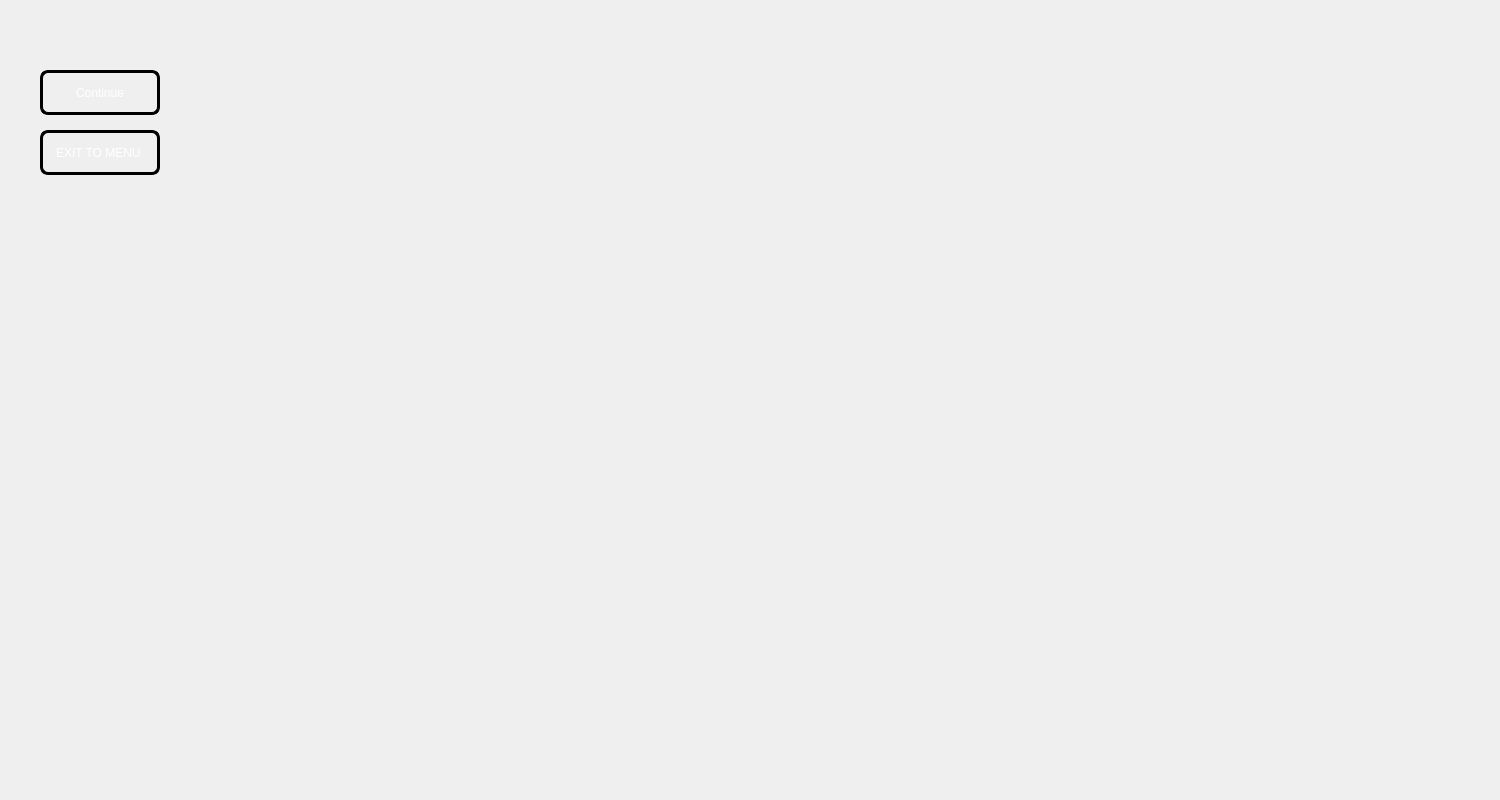
First picture: the form in game.ui, repository BerkeKbskl/BattleSim, before the edit.
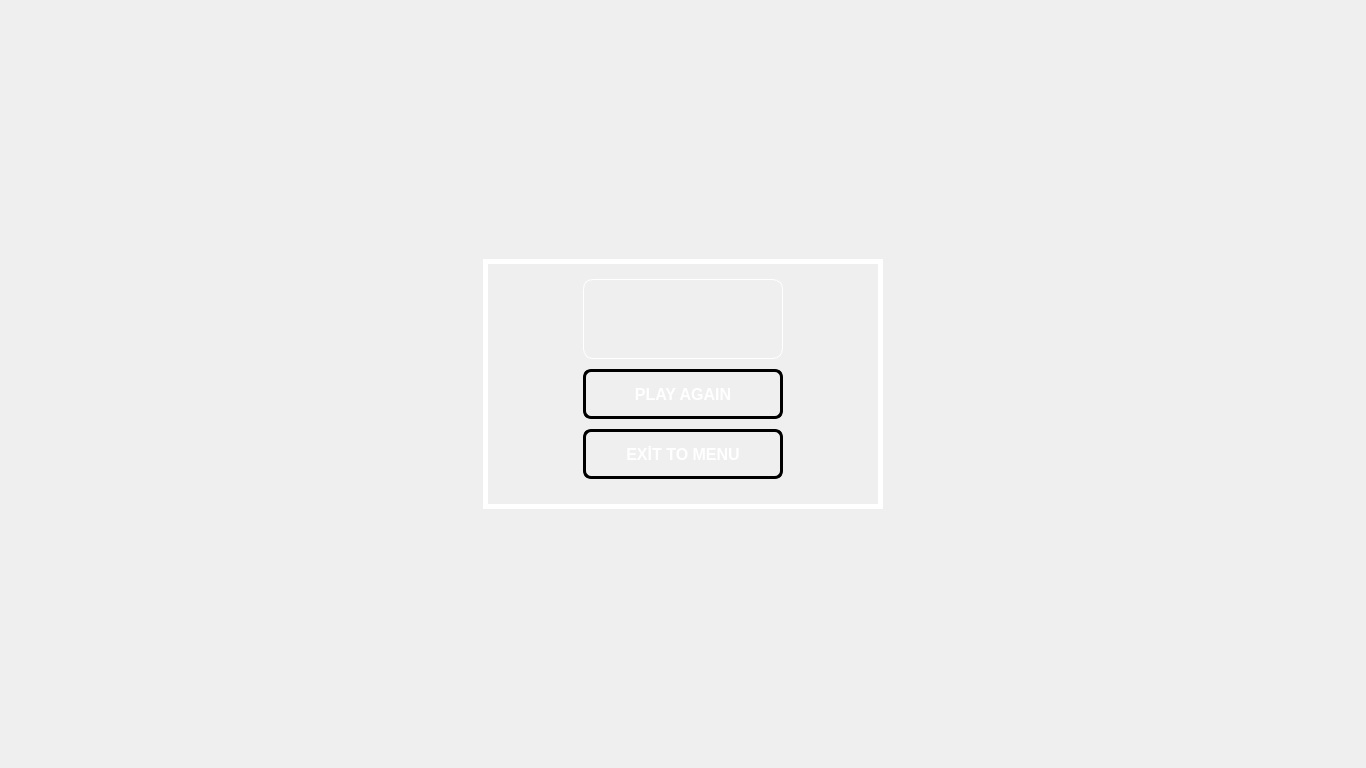
Second picture: the form after the edit. Icons and pictures are not drawn.

Commit message: modified: game.*(result menu added) gamemenu.*(some design fix) deleted: resultwidget.*

Diff of the .ui file:
```diff
--- a/game.ui
+++ b/game.ui
@@ -6,24 +6,27 @@
    <rect>
     <x>0</x>
     <y>0</y>
-    <width>1500</width>
-    <height>800</height>
+    <width>1366</width>
+    <height>768</height>
    </rect>
   </property>
   <property name="windowTitle">
    <string>Form</string>
   </property>
-  <widget class="QWidget" name="pauseMenu" native="true">
+  <widget class="QStackedWidget" name="gameW">
+   <property name="enabled">
+    <bool>true</bool>
+   </property>
    <property name="geometry">
     <rect>
      <x>0</x>
      <y>0</y>
-     <width>400</width>
-     <height>800</height>
+     <width>1366</width>
+     <height>768</height>
     </rect>
    </property>
    <property name="styleSheet">
-    <string notr="true">#pauseMenu{border-image: url(:/images/images/pause.jpg);}
+    <string notr="true">
 QPushButton:!pressed{background: qlineargradient(x1:0, y1:0, x2:0, y2:1,
     stop:0 rgb(100,100,100), stop:1 rgb(255,255,255));
 color: #ffffff;
@@ -39,31 +42,779 @@
 }
 </string>
    </property>
-   <widget class="QPushButton" name="pushButton">
-    <property name="geometry">
-     <rect>
-      <x>40</x>
-      <y>70</y>
-      <width>120</width>
-      <height>45</height>
-     </rect>
+   <property name="currentIndex">
+    <number>1</number>
+   </property>
+   <widget class="QWidget" name="pauseMenu">
+    <property name="minimumSize">
+     <size>
+      <width>1366</width>
+      <height>0</height>
+     </size>
     </property>
-    <property name="text">
-     <string>Continue</string>
-    </property>
+    <widget class="QPushButton" name="pauseConButton">
+     <property name="geometry">
+      <rect>
+       <x>1160</x>
+       <y>710</y>
+       <width>51</width>
+       <height>45</height>
+      </rect>
+     </property>
+     <property name="styleSheet">
+      <string notr="true">background-image: url(:/images/images/pauseCon.png);</string>
+     </property>
+     <property name="text">
+      <string/>
+     </property>
+    </widget>
+    <widget class="QPushButton" name="exitToGMenu">
+     <property name="geometry">
+      <rect>
+       <x>1230</x>
+       <y>710</y>
+       <width>120</width>
+       <height>45</height>
+      </rect>
+     </property>
+     <property name="text">
+      <string>EXIT TO MENU </string>
+     </property>
+    </widget>
+    <widget class="QLabel" name="label">
+     <property name="enabled">
+      <bool>true</bool>
+     </property>
+     <property name="geometry">
+      <rect>
+       <x>800</x>
+       <y>710</y>
+       <width>351</width>
+       <height>41</height>
+      </rect>
+     </property>
+     <property name="styleSheet">
+      <string notr="true">background-color: rgba(255, 255, 255, 100);</string>
+     </property>
+     <property name="text">
+      <string/>
+     </property>
+     <property name="textFormat">
+      <enum>Qt::PlainText</enum>
+     </property>
+     <property name="wordWrap">
+      <bool>false</bool>
+     </property>
+    </widget>
    </widget>
-   <widget class="QPushButton" name="pushButton_2">
-    <property name="geometry">
-     <rect>
-      <x>40</x>
-      <y>130</y>
-      <width>120</width>
-      <height>45</height>
-     </rect>
+   <widget class="QWidget" name="page">
+    <property name="styleSheet">
+     <string notr="true">border-radius: 20px;
+resultMenu{border: 2px solid rgb(255,255,255);}</string>
     </property>
-    <property name="text">
-     <string>EXIT TO MENU </string>
-    </property>
+    <widget class="QGroupBox" name="resultMenu">
+     <property name="geometry">
+      <rect>
+       <x>483</x>
+       <y>259</y>
+       <width>400</width>
+       <height>250</height>
+      </rect>
+     </property>
+     <property name="styleSheet">
+      <string notr="true">#resultMenu{border-image: url(:/images/images/result.jpg);
+border:5px solid rgb(255,255,255);
+}</string>
+     </property>
+     <property name="title">
+      <string/>
+     </property>
+     <widget class="QPushButton" name="playAgainButton">
+      <property name="enabled">
+       <bool>true</bool>
+      </property>
+      <property name="geometry">
+       <rect>
+        <x>100</x>
+        <y>110</y>
+        <width>200</width>
+        <height>50</height>
+       </rect>
+      </property>
+      <property name="palette">
+       <palette>
+        <active>
+         <colorrole role="WindowText">
+          <brush brushstyle="SolidPattern">
+           <color alpha="255">
+            <red>255</red>
+            <green>255</green>
+            <blue>255</blue>
+           </color>
+          </brush>
+         </colorrole>
+         <colorrole role="Button">
+          <brush brushstyle="LinearGradientPattern">
+           <gradient startx="0.000000000000000" starty="0.000000000000000" endx="0.000000000000000" endy="1.000000000000000" type="LinearGradient" spread="PadSpread" coordinatemode="ObjectBoundingMode">
+            <gradientstop position="0.000000000000000">
+             <color alpha="255">
+              <red>100</red>
+              <green>100</green>
+              <blue>100</blue>
+             </color>
+            </gradientstop>
+            <gradientstop position="1.000000000000000">
+             <color alpha="255">
+              <red>255</red>
+              <green>255</green>
+              <blue>255</blue>
+             </color>
+            </gradientstop>
+           </gradient>
+          </brush>
+         </colorrole>
+         <colorrole role="Text">
+          <brush brushstyle="SolidPattern">
+           <color alpha="255">
+            <red>255</red>
+            <green>255</green>
+            <blue>255</blue>
+           </color>
+          </brush>
+         </colorrole>
+         <colorrole role="ButtonText">
+          <brush brushstyle="SolidPattern">
+           <color alpha="255">
+            <red>255</red>
+            <green>255</green>
+            <blue>255</blue>
+           </color>
+          </brush>
+         </colorrole>
+         <colorrole role="Base">
+          <brush brushstyle="LinearGradientPattern">
+           <gradient startx="0.000000000000000" starty="0.000000000000000" endx="0.000000000000000" endy="1.000000000000000" type="LinearGradient" spread="PadSpread" coordinatemode="ObjectBoundingMode">
+            <gradientstop position="0.000000000000000">
+             <color alpha="255">
+              <red>100</red>
+              <green>100</green>
+              <blue>100</blue>
+             </color>
+            </gradientstop>
+            <gradientstop position="1.000000000000000">
+             <color alpha="255">
+              <red>255</red>
+              <green>255</green>
+              <blue>255</blue>
+             </color>
+            </gradientstop>
+           </gradient>
+          </brush>
+         </colorrole>
+         <colorrole role="Window">
+          <brush brushstyle="LinearGradientPattern">
+           <gradient startx="0.000000000000000" starty="0.000000000000000" endx="0.000000000000000" endy="1.000000000000000" type="LinearGradient" spread="PadSpread" coordinatemode="ObjectBoundingMode">
+            <gradientstop position="0.000000000000000">
+             <color alpha="255">
+              <red>100</red>
+              <green>100</green>
+              <blue>100</blue>
+             </color>
+            </gradientstop>
+            <gradientstop position="1.000000000000000">
+             <color alpha="255">
+              <red>255</red>
+              <green>255</green>
+              <blue>255</blue>
+             </color>
+            </gradientstop>
+           </gradient>
+          </brush>
+         </colorrole>
+         <colorrole role="PlaceholderText">
+          <brush brushstyle="SolidPattern">
+           <color alpha="128">
+            <red>255</red>
+            <green>255</green>
+            <blue>255</blue>
+           </color>
+          </brush>
+         </colorrole>
+        </active>
+        <inactive>
+         <colorrole role="WindowText">
+          <brush brushstyle="SolidPattern">
+           <color alpha="255">
+            <red>255</red>
+            <green>255</green>
+            <blue>255</blue>
+           </color>
+          </brush>
+         </colorrole>
+         <colorrole role="Button">
+          <brush brushstyle="LinearGradientPattern">
+           <gradient startx="0.000000000000000" starty="0.000000000000000" endx="0.000000000000000" endy="1.000000000000000" type="LinearGradient" spread="PadSpread" coordinatemode="ObjectBoundingMode">
+            <gradientstop position="0.000000000000000">
+             <color alpha="255">
+              <red>100</red>
+              <green>100</green>
+              <blue>100</blue>
+             </color>
+            </gradientstop>
+            <gradientstop position="1.000000000000000">
+             <color alpha="255">
+              <red>255</red>
+              <green>255</green>
+              <blue>255</blue>
+             </color>
+            </gradientstop>
+           </gradient>
+          </brush>
+         </colorrole>
+         <colorrole role="Text">
+          <brush brushstyle="SolidPattern">
+           <color alpha="255">
+            <red>255</red>
+            <green>255</green>
+            <blue>255</blue>
+           </color>
+          </brush>
+         </colorrole>
+         <colorrole role="ButtonText">
+          <brush brushstyle="SolidPattern">
+           <color alpha="255">
+            <red>255</red>
+            <green>255</green>
+            <blue>255</blue>
+           </color>
+          </brush>
+         </colorrole>
+         <colorrole role="Base">
+          <brush brushstyle="LinearGradientPattern">
+           <gradient startx="0.000000000000000" starty="0.000000000000000" endx="0.000000000000000" endy="1.000000000000000" type="LinearGradient" spread="PadSpread" coordinatemode="ObjectBoundingMode">
+            <gradientstop position="0.000000000000000">
+             <color alpha="255">
+              <red>100</red>
+              <green>100</green>
+              <blue>100</blue>
+             </color>
+            </gradientstop>
+            <gradientstop position="1.000000000000000">
+             <color alpha="255">
+              <red>255</red>
+              <green>255</green>
+              <blue>255</blue>
+             </color>
+            </gradientstop>
+           </gradient>
+          </brush>
+         </colorrole>
+         <colorrole role="Window">
+          <brush brushstyle="LinearGradientPattern">
+           <gradient startx="0.000000000000000" starty="0.000000000000000" endx="0.000000000000000" endy="1.000000000000000" type="LinearGradient" spread="PadSpread" coordinatemode="ObjectBoundingMode">
+            <gradientstop position="0.000000000000000">
+             <color alpha="255">
+              <red>100</red>
+              <green>100</green>
+              <blue>100</blue>
+             </color>
+            </gradientstop>
+            <gradientstop position="1.000000000000000">
+             <color alpha="255">
+              <red>255</red>
+              <green>255</green>
+              <blue>255</blue>
+             </color>
+            </gradientstop>
+           </gradient>
+          </brush>
+         </colorrole>
+         <colorrole role="PlaceholderText">
+          <brush brushstyle="SolidPattern">
+           <color alpha="128">
+            <red>255</red>
+            <green>255</green>
+            <blue>255</blue>
+           </color>
+          </brush>
+         </colorrole>
+        </inactive>
+        <disabled>
+         <colorrole role="WindowText">
+          <brush brushstyle="SolidPattern">
+           <color alpha="255">
+            <red>255</red>
+            <green>255</green>
+            <blue>255</blue>
+           </color>
+          </brush>
+         </colorrole>
+         <colorrole role="Button">
+          <brush brushstyle="LinearGradientPattern">
+           <gradient startx="0.000000000000000" starty="0.000000000000000" endx="0.000000000000000" endy="1.000000000000000" type="LinearGradient" spread="PadSpread" coordinatemode="ObjectBoundingMode">
+            <gradientstop position="0.000000000000000">
+             <color alpha="255">
+              <red>100</red>
+              <green>100</green>
+              <blue>100</blue>
+             </color>
+            </gradientstop>
+            <gradientstop position="1.000000000000000">
+             <color alpha="255">
+              <red>255</red>
+              <green>255</green>
+              <blue>255</blue>
+             </color>
+            </gradientstop>
+           </gradient>
+          </brush>
+         </colorrole>
+         <colorrole role="Text">
+          <brush brushstyle="SolidPattern">
+           <color alpha="255">
+            <red>255</red>
+            <green>255</green>
+            <blue>255</blue>
+           </color>
+          </brush>
+         </colorrole>
+         <colorrole role="ButtonText">
+          <brush brushstyle="SolidPattern">
+           <color alpha="255">
+            <red>255</red>
+            <green>255</green>
+            <blue>255</blue>
+           </color>
+          </brush>
+         </colorrole>
+         <colorrole role="Base">
+          <brush brushstyle="LinearGradientPattern">
+           <gradient startx="0.000000000000000" starty="0.000000000000000" endx="0.000000000000000" endy="1.000000000000000" type="LinearGradient" spread="PadSpread" coordinatemode="ObjectBoundingMode">
+            <gradientstop position="0.000000000000000">
+             <color alpha="255">
+              <red>100</red>
+              <green>100</green>
+              <blue>100</blue>
+             </color>
+            </gradientstop>
+            <gradientstop position="1.000000000000000">
+             <color alpha="255">
+              <red>255</red>
+              <green>255</green>
+              <blue>255</blue>
+             </color>
+            </gradientstop>
+           </gradient>
+          </brush>
+         </colorrole>
+         <colorrole role="Window">
+          <brush brushstyle="LinearGradientPattern">
+           <gradient startx="0.000000000000000" starty="0.000000000000000" endx="0.000000000000000" endy="1.000000000000000" type="LinearGradient" spread="PadSpread" coordinatemode="ObjectBoundingMode">
+            <gradientstop position="0.000000000000000">
+             <color alpha="255">
+              <red>100</red>
+              <green>100</green>
+              <blue>100</blue>
+             </color>
+            </gradientstop>
+            <gradientstop position="1.000000000000000">
+             <color alpha="255">
+              <red>255</red>
+              <green>255</green>
+              <blue>255</blue>
+             </color>
+            </gradientstop>
+           </gradient>
+          </brush>
+         </colorrole>
+         <colorrole role="PlaceholderText">
+          <brush brushstyle="SolidPattern">
+           <color alpha="128">
+            <red>255</red>
+            <green>255</green>
+            <blue>255</blue>
+           </color>
+          </brush>
+         </colorrole>
+        </disabled>
+       </palette>
+      </property>
+      <property name="font">
+       <font>
+        <pointsize>12</pointsize>
+        <bold>true</bold>
+       </font>
+      </property>
+      <property name="toolTip">
+       <string/>
+      </property>
+      <property name="statusTip">
+       <string/>
+      </property>
+      <property name="whatsThis">
+       <string/>
+      </property>
+      <property name="accessibleName">
+       <string/>
+      </property>
+      <property name="styleSheet">
+       <string notr="true"/>
+      </property>
+      <property name="inputMethodHints">
+       <set>Qt::ImhNone</set>
+      </property>
+      <property name="text">
+       <string>PLAY AGAIN</string>
+      </property>
+     </widget>
+     <widget class="QPushButton" name="exitToMenuButton">
+      <property name="geometry">
+       <rect>
+        <x>100</x>
+        <y>170</y>
+        <width>200</width>
+        <height>50</height>
+       </rect>
+      </property>
+      <property name="palette">
+       <palette>
+        <active>
+         <colorrole role="WindowText">
+          <brush brushstyle="SolidPattern">
+           <color alpha="255">
+            <red>255</red>
+            <green>255</green>
+            <blue>255</blue>
+           </color>
+          </brush>
+         </colorrole>
+         <colorrole role="Button">
+          <brush brushstyle="LinearGradientPattern">
+           <gradient startx="0.000000000000000" starty="0.000000000000000" endx="0.000000000000000" endy="1.000000000000000" type="LinearGradient" spread="PadSpread" coordinatemode="ObjectBoundingMode">
+            <gradientstop position="0.000000000000000">
+             <color alpha="255">
+              <red>100</red>
+              <green>100</green>
+              <blue>100</blue>
+             </color>
+            </gradientstop>
+            <gradientstop position="1.000000000000000">
+             <color alpha="255">
+              <red>255</red>
+              <green>255</green>
+              <blue>255</blue>
+             </color>
+            </gradientstop>
+           </gradient>
+          </brush>
+         </colorrole>
+         <colorrole role="Text">
+          <brush brushstyle="SolidPattern">
+           <color alpha="255">
+            <red>255</red>
+            <green>255</green>
+            <blue>255</blue>
+           </color>
+          </brush>
+         </colorrole>
+         <colorrole role="ButtonText">
+          <brush brushstyle="SolidPattern">
+           <color alpha="255">
+            <red>255</red>
+            <green>255</green>
+            <blue>255</blue>
+           </color>
+          </brush>
+         </colorrole>
+         <colorrole role="Base">
+          <brush brushstyle="LinearGradientPattern">
+           <gradient startx="0.000000000000000" starty="0.000000000000000" endx="0.000000000000000" endy="1.000000000000000" type="LinearGradient" spread="PadSpread" coordinatemode="ObjectBoundingMode">
+            <gradientstop position="0.000000000000000">
+             <color alpha="255">
+              <red>100</red>
+              <green>100</green>
+              <blue>100</blue>
+             </color>
+            </gradientstop>
+            <gradientstop position="1.000000000000000">
+             <color alpha="255">
+              <red>255</red>
+              <green>255</green>
+              <blue>255</blue>
+             </color>
+            </gradientstop>
+           </gradient>
+          </brush>
+         </colorrole>
+         <colorrole role="Window">
+          <brush brushstyle="LinearGradientPattern">
+           <gradient startx="0.000000000000000" starty="0.000000000000000" endx="0.000000000000000" endy="1.000000000000000" type="LinearGradient" spread="PadSpread" coordinatemode="ObjectBoundingMode">
+            <gradientstop position="0.000000000000000">
+             <color alpha="255">
+              <red>100</red>
+              <green>100</green>
+              <blue>100</blue>
+             </color>
+            </gradientstop>
+            <gradientstop position="1.000000000000000">
+             <color alpha="255">
+              <red>255</red>
+              <green>255</green>
+              <blue>255</blue>
+             </color>
+            </gradientstop>
+           </gradient>
+          </brush>
+         </colorrole>
+         <colorrole role="PlaceholderText">
+          <brush brushstyle="SolidPattern">
+           <color alpha="128">
+            <red>255</red>
+            <green>255</green>
+            <blue>255</blue>
+           </color>
+          </brush>
+         </colorrole>
+        </active>
+        <inactive>
+         <colorrole role="WindowText">
+          <brush brushstyle="SolidPattern">
+           <color alpha="255">
+            <red>255</red>
+            <green>255</green>
+            <blue>255</blue>
+           </color>
+          </brush>
+         </colorrole>
+         <colorrole role="Button">
+          <brush brushstyle="LinearGradientPattern">
+           <gradient startx="0.000000000000000" starty="0.000000000000000" endx="0.000000000000000" endy="1.000000000000000" type="LinearGradient" spread="PadSpread" coordinatemode="ObjectBoundingMode">
+            <gradientstop position="0.000000000000000">
+             <color alpha="255">
+              <red>100</red>
+              <green>100</green>
+              <blue>100</blue>
+             </color>
+            </gradientstop>
+            <gradientstop position="1.000000000000000">
+             <color alpha="255">
+              <red>255</red>
+              <green>255</green>
+              <blue>255</blue>
+             </color>
+            </gradientstop>
+           </gradient>
+          </brush>
+         </colorrole>
+         <colorrole role="Text">
+          <brush brushstyle="SolidPattern">
+           <color alpha="255">
+            <red>255</red>
+            <green>255</green>
+            <blue>255</blue>
+           </color>
+          </brush>
+         </colorrole>
+         <colorrole role="ButtonText">
+          <brush brushstyle="SolidPattern">
+           <color alpha="255">
+            <red>255</red>
+            <green>255</green>
+            <blue>255</blue>
+           </color>
+          </brush>
+         </colorrole>
+         <colorrole role="Base">
+          <brush brushstyle="LinearGradientPattern">
+           <gradient startx="0.000000000000000" starty="0.000000000000000" endx="0.000000000000000" endy="1.000000000000000" type="LinearGradient" spread="PadSpread" coordinatemode="ObjectBoundingMode">
+            <gradientstop position="0.000000000000000">
+             <color alpha="255">
+              <red>100</red>
+              <green>100</green>
+              <blue>100</blue>
+             </color>
+            </gradientstop>
+            <gradientstop position="1.000000000000000">
+             <color alpha="255">
+              <red>255</red>
+              <green>255</green>
+              <blue>255</blue>
+             </color>
+            </gradientstop>
+           </gradient>
+          </brush>
+         </colorrole>
+         <colorrole role="Window">
+          <brush brushstyle="LinearGradientPattern">
+           <gradient startx="0.000000000000000" starty="0.000000000000000" endx="0.000000000000000" endy="1.000000000000000" type="LinearGradient" spread="PadSpread" coordinatemode="ObjectBoundingMode">
+            <gradientstop position="0.000000000000000">
+             <color alpha="255">
+              <red>100</red>
+              <green>100</green>
+              <blue>100</blue>
+             </color>
+            </gradientstop>
+            <gradientstop position="1.000000000000000">
+             <color alpha="255">
+              <red>255</red>
+              <green>255</green>
+              <blue>255</blue>
+             </color>
+            </gradientstop>
+           </gradient>
+          </brush>
+         </colorrole>
+         <colorrole role="PlaceholderText">
+          <brush brushstyle="SolidPattern">
+           <color alpha="128">
+            <red>255</red>
+            <green>255</green>
+            <blue>255</blue>
+           </color>
+          </brush>
+         </colorrole>
+        </inactive>
+        <disabled>
+         <colorrole role="WindowText">
+          <brush brushstyle="SolidPattern">
+           <color alpha="255">
+            <red>255</red>
+            <green>255</green>
+            <blue>255</blue>
+           </color>
+          </brush>
+         </colorrole>
+         <colorrole role="Button">
+          <brush brushstyle="LinearGradientPattern">
+           <gradient startx="0.000000000000000" starty="0.000000000000000" endx="0.000000000000000" endy="1.000000000000000" type="LinearGradient" spread="PadSpread" coordinatemode="ObjectBoundingMode">
+            <gradientstop position="0.000000000000000">
+             <color alpha="255">
+              <red>100</red>
+              <green>100</green>
+              <blue>100</blue>
+             </color>
+            </gradientstop>
+            <gradientstop position="1.000000000000000">
+             <color alpha="255">
+              <red>255</red>
+              <green>255</green>
+              <blue>255</blue>
+             </color>
+            </gradientstop>
+           </gradient>
+          </brush>
+         </colorrole>
+         <colorrole role="Text">
+          <brush brushstyle="SolidPattern">
+           <color alpha="255">
+            <red>255</red>
+            <green>255</green>
+            <blue>255</blue>
+           </color>
+          </brush>
+         </colorrole>
+         <colorrole role="ButtonText">
+          <brush brushstyle="SolidPattern">
+           <color alpha="255">
+            <red>255</red>
+            <green>255</green>
+            <blue>255</blue>
+           </color>
+          </brush>
+         </colorrole>
+         <colorrole role="Base">
+          <brush brushstyle="LinearGradientPattern">
+           <gradient startx="0.000000000000000" starty="0.000000000000000" endx="0.000000000000000" endy="1.000000000000000" type="LinearGradient" spread="PadSpread" coordinatemode="ObjectBoundingMode">
+            <gradientstop position="0.000000000000000">
+             <color alpha="255">
+              <red>100</red>
+              <green>100</green>
+              <blue>100</blue>
+             </color>
+            </gradientstop>
+            <gradientstop position="1.000000000000000">
+             <color alpha="255">
+              <red>255</red>
+              <green>255</green>
+              <blue>255</blue>
+             </color>
+            </gradientstop>
+           </gradient>
+          </brush>
+         </colorrole>
+         <colorrole role="Window">
+          <brush brushstyle="LinearGradientPattern">
+           <gradient startx="0.000000000000000" starty="0.000000000000000" endx="0.000000000000000" endy="1.000000000000000" type="LinearGradient" spread="PadSpread" coordinatemode="ObjectBoundingMode">
+            <gradientstop position="0.000000000000000">
+             <color alpha="255">
+              <red>100</red>
+              <green>100</green>
+              <blue>100</blue>
+             </color>
+            </gradientstop>
+            <gradientstop position="1.000000000000000">
+             <color alpha="255">
+              <red>255</red>
+              <green>255</green>
+              <blue>255</blue>
+             </color>
+            </gradientstop>
+           </gradient>
+          </brush>
+         </colorrole>
+         <colorrole role="PlaceholderText">
+          <brush brushstyle="SolidPattern">
+           <color alpha="128">
+            <red>255</red>
+            <green>255</green>
+            <blue>255</blue>
+           </color>
+          </brush>
+         </colorrole>
+        </disabled>
+       </palette>
+      </property>
+      <property name="font">
+       <font>
+        <pointsize>12</pointsize>
+        <bold>true</bold>
+       </font>
+      </property>
+      <property name="styleSheet">
+       <string notr="true"/>
+      </property>
+      <property name="text">
+       <string>EXİT TO MENU</string>
+      </property>
+     </widget>
+     <widget class="QLabel" name="resText">
+      <property name="geometry">
+       <rect>
+        <x>100</x>
+        <y>20</y>
+        <width>200</width>
+        <height>80</height>
+       </rect>
+      </property>
+      <property name="font">
+       <font>
+        <family>MV Boli</family>
+        <pointsize>12</pointsize>
+       </font>
+      </property>
+      <property name="styleSheet">
+       <string notr="true">border-radius: 10px;
+background-image: url(:/images/images/resulttext.jpg);
+border: 1px solid rgb(255,255,255);</string>
+      </property>
+      <property name="text">
+       <string/>
+      </property>
+      <property name="alignment">
+       <set>Qt::AlignCenter</set>
+      </property>
+     </widget>
+    </widget>
    </widget>
   </widget>
  </widget>
```
Left out of the diff: 4 changed lines with no effect on the pictures. The commit also changes 12 other files.
